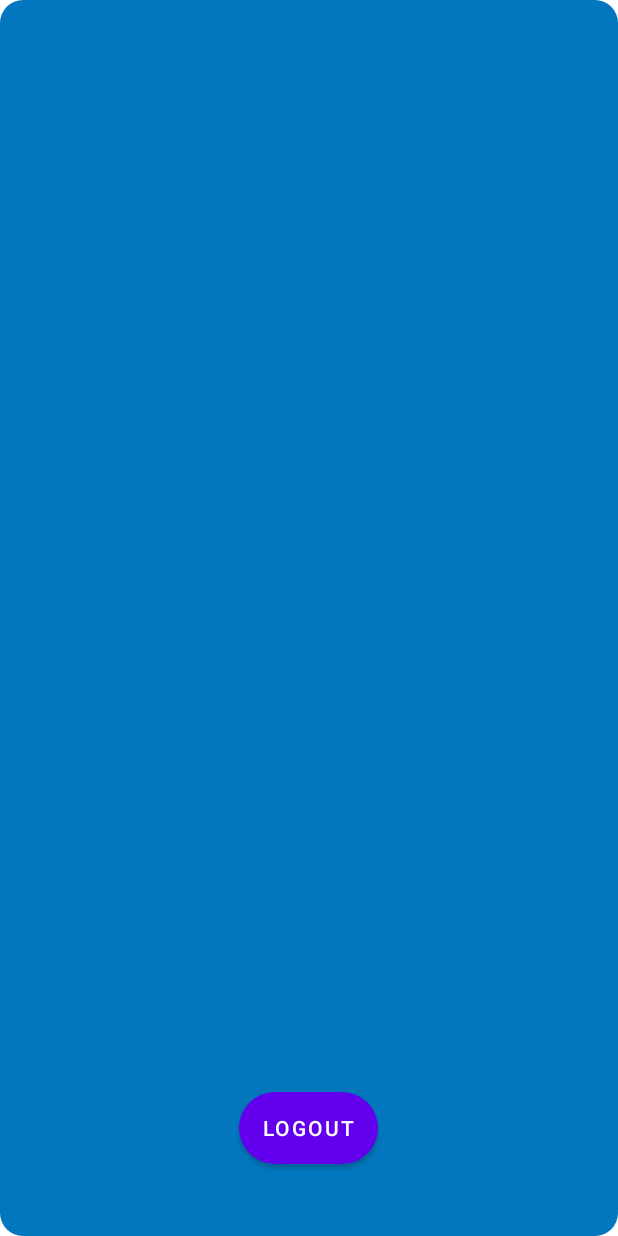
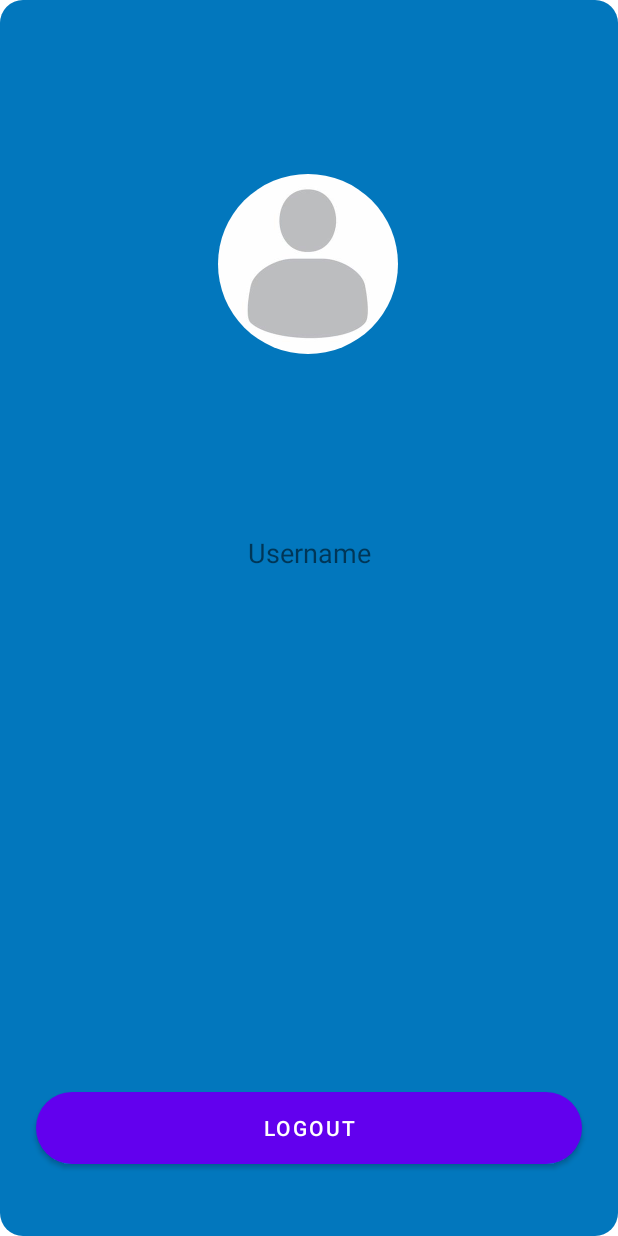
Before and after one commit to vancityAyush/FireBasePushNotification, an Android app: the layout fragment_profile.xml on its own in the app's theme, with its tools: preview values and no code run, on a phone screen of 412 x 824 dp. Run offline under Robolectric (Android 15) with nearby library versions, the phone set to English and light mode, and no system bars.

Commit message:
done till profile tab

```diff
--- a/app/build.gradle
+++ b/app/build.gradle
@@ -44,5 +44,7 @@ dependencies {
     androidTestImplementation 'androidx.test.ext:junit:1.1.2'
     androidTestImplementation 'androidx.test.espresso:espresso-core:3.3.0'
     implementation 'de.hdodenhof:circleimageview:3.1.0'
-    implementation 'com.android.support:multidex:1.0.3' //enter the latest version
+    implementation 'com.android.support:multidex:1.0.3'
+    implementation 'com.github.bumptech.glide:glide:4.12.0'
+    annotationProcessor 'com.github.bumptech.glide:compiler:4.12.0'
 }
--- a/app/src/main/java/com/senpai/firebasepushnotification/MainActivity.java
+++ b/app/src/main/java/com/senpai/firebasepushnotification/MainActivity.java
@@ -36,6 +36,7 @@ public class MainActivity extends AppCompatActivity {
         mMainPager = findViewById(R.id.mainPager);
         mPagerViewAdapter = new PagerViewAdapter(getSupportFragmentManager());
         mMainPager.setAdapter(mPagerViewAdapter);
+        mMainPager.setOffscreenPageLimit(2);
         mMainPager.addOnPageChangeListener(new ViewPager.OnPageChangeListener() {
             @Override
             public void onPageScrolled(int position, float positionOffset, int positionOffsetPixels) {
--- a/app/src/main/res/layout/activity_register.xml
+++ b/app/src/main/res/layout/activity_register.xml
@@ -95,7 +95,7 @@
     <de.hdodenhof.circleimageview.CircleImageView
         android:id="@+id/mImageView"
         android:layout_width="wrap_content"
-        android:layout_height="wrap_content"
+        android:layout_height="150dp"
         android:layout_marginTop="32dp"
         android:src="@drawable/profile"
         app:layout_constraintEnd_toEndOf="parent"
--- a/app/src/main/res/layout/fragment_profile.xml
+++ b/app/src/main/res/layout/fragment_profile.xml
@@ -12,11 +12,15 @@
 
     <Button
         android:id="@+id/btnLogout"
-        android:layout_width="wrap_content"
+        android:layout_width="0dp"
         android:layout_height="wrap_content"
+        android:layout_marginStart="24dp"
+        android:layout_marginLeft="24dp"
+        android:layout_marginEnd="24dp"
+        android:layout_marginRight="24dp"
         android:layout_marginBottom="48dp"
+        android:background="@drawable/input_background"
         android:text="Logout"
-        android:background="@drawable/input_background"
         app:layout_constraintBottom_toBottomOf="parent"
         app:layout_constraintEnd_toEndOf="parent"
         app:layout_constraintHorizontal_bias="0.498"
@@ -24,4 +28,26 @@
         tools:layout_conversion_absoluteHeight="48dp"
         tools:layout_conversion_absoluteWidth="94dp" />
 
+    <de.hdodenhof.circleimageview.CircleImageView
+        android:id="@+id/profileImage"
+        android:layout_width="wrap_content"
+        android:layout_height="wrap_content"
+        android:layout_marginTop="116dp"
+        android:src="@drawable/profile"
+        app:layout_constraintEnd_toEndOf="parent"
+        app:layout_constraintHorizontal_bias="0.498"
+        app:layout_constraintStart_toStartOf="parent"
+        app:layout_constraintTop_toTopOf="parent" />
+
+    <TextView
+        android:id="@+id/txtProfile"
+        android:layout_width="wrap_content"
+        android:layout_height="wrap_content"
+        android:layout_marginTop="120dp"
+        android:text="Username"
+        android:textSize="18sp"
+        app:layout_constraintEnd_toEndOf="parent"
+        app:layout_constraintStart_toStartOf="parent"
+        app:layout_constraintTop_toBottomOf="@+id/profileImage" />
+
 </androidx.constraintlayout.widget.ConstraintLayout>
```
Also changed, not shown: app/src/main/java/com/senpai/firebasepushnotification/ProfileFragment.java (+33 -0 lines), app/src/main/java/com/senpai/firebasepushnotification/RegisterActivity.java (+11 -4 lines).
